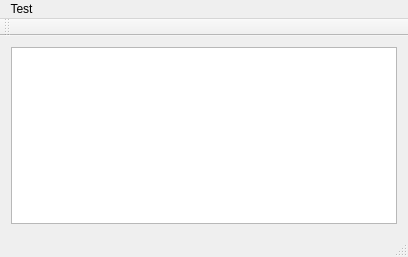
First picture: the form in WTCFullNodeServer/mainwindow.ui, repository fenixnix/Causation-Chain, before the edit.
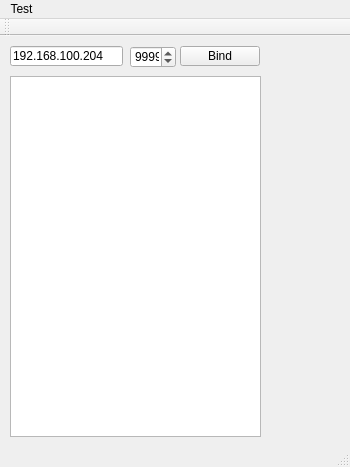
Second picture: the form after the edit.

```diff
--- a/WTCFullNodeServer/mainwindow.ui
+++ b/WTCFullNodeServer/mainwindow.ui
@@ -6,26 +6,73 @@
    <rect>
     <x>0</x>
     <y>0</y>
-    <width>408</width>
-    <height>257</height>
+    <width>350</width>
+    <height>467</height>
    </rect>
   </property>
   <property name="windowTitle">
    <string>MainWindow</string>
   </property>
   <widget class="QWidget" name="centralWidget">
-   <layout class="QVBoxLayout" name="verticalLayout">
-    <item>
-     <widget class="QListWidget" name="listWidgetMainNetwork"/>
-    </item>
-   </layout>
+   <widget class="QListWidget" name="listWidgetMainNetwork">
+    <property name="geometry">
+     <rect>
+      <x>10</x>
+      <y>40</y>
+      <width>251</width>
+      <height>361</height>
+     </rect>
+    </property>
+   </widget>
+   <widget class="QLineEdit" name="lineEdit_ServerIP">
+    <property name="geometry">
+     <rect>
+      <x>10</x>
+      <y>10</y>
+      <width>113</width>
+      <height>20</height>
+     </rect>
+    </property>
+    <property name="text">
+     <string>192.168.100.204</string>
+    </property>
+   </widget>
+   <widget class="QPushButton" name="bindBtn">
+    <property name="geometry">
+     <rect>
+      <x>180</x>
+      <y>10</y>
+      <width>80</width>
+      <height>20</height>
+     </rect>
+    </property>
+    <property name="text">
+     <string>Bind</string>
+    </property>
+   </widget>
+   <widget class="QSpinBox" name="spinBox_serverPort">
+    <property name="geometry">
+     <rect>
+      <x>130</x>
+      <y>10</y>
+      <width>46</width>
+      <height>22</height>
+     </rect>
+    </property>
+    <property name="maximum">
+     <number>65535</number>
+    </property>
+    <property name="value">
+     <number>9999</number>
+    </property>
+   </widget>
   </widget>
   <widget class="QMenuBar" name="menuBar">
    <property name="geometry">
     <rect>
      <x>0</x>
      <y>0</y>
-     <width>408</width>
+     <width>350</width>
      <height>17</height>
     </rect>
    </property>
```
